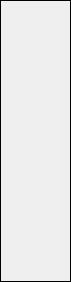
First picture: the form in botonera/forms/zone_threat.ui, repository jordan045/tdc-botonera, before the edit.
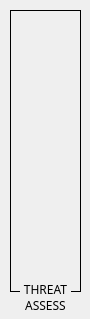
Second picture: the form after the edit. Icons and pictures are not drawn.

The edit to the form file:
```diff
--- a/botonera/forms/zone_threat.ui
+++ b/botonera/forms/zone_threat.ui
@@ -6,20 +6,20 @@
    <rect>
     <x>0</x>
     <y>0</y>
-    <width>71</width>
-    <height>282</height>
+    <width>90</width>
+    <height>319</height>
    </rect>
   </property>
   <property name="minimumSize">
    <size>
-    <width>71</width>
-    <height>282</height>
+    <width>90</width>
+    <height>319</height>
    </size>
   </property>
   <property name="maximumSize">
    <size>
-    <width>71</width>
-    <height>282</height>
+    <width>90</width>
+    <height>319</height>
    </size>
   </property>
   <property name="windowTitle">
@@ -28,8 +28,8 @@
   <widget class="QFrame" name="frame">
    <property name="geometry">
     <rect>
-     <x>0</x>
-     <y>0</y>
+     <x>10</x>
+     <y>10</y>
      <width>71</width>
      <height>282</height>
     </rect>
@@ -221,6 +221,33 @@
     </item>
    </layout>
   </widget>
+  <widget class="QLabel" name="label">
+   <property name="geometry">
+    <rect>
+     <x>20</x>
+     <y>284</y>
+     <width>51</width>
+     <height>27</height>
+    </rect>
+   </property>
+   <property name="font">
+    <font>
+     <family>Bahnschrift</family>
+    </font>
+   </property>
+   <property name="autoFillBackground">
+    <bool>true</bool>
+   </property>
+   <property name="text">
+    <string>THREAT ASSESS</string>
+   </property>
+   <property name="alignment">
+    <set>Qt::AlignCenter</set>
+   </property>
+   <property name="wordWrap">
+    <bool>true</bool>
+   </property>
+  </widget>
  </widget>
  <resources/>
  <connections/>
```
